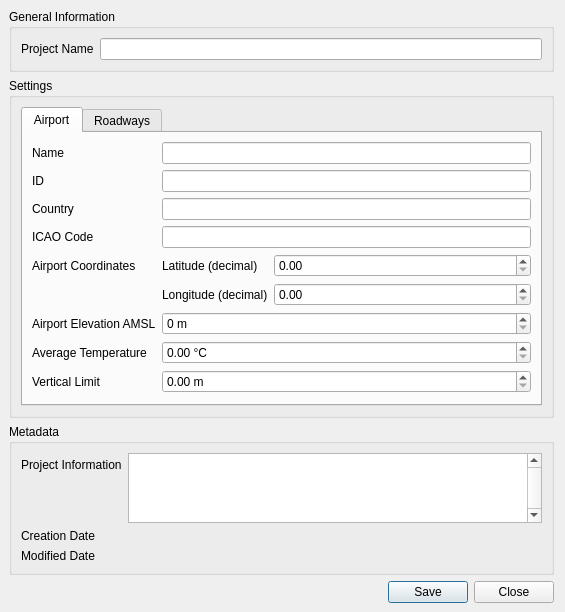
Qt form ui/ui_study_setup.ui (eurocontrol-asu/open_alaqs) before a commit.
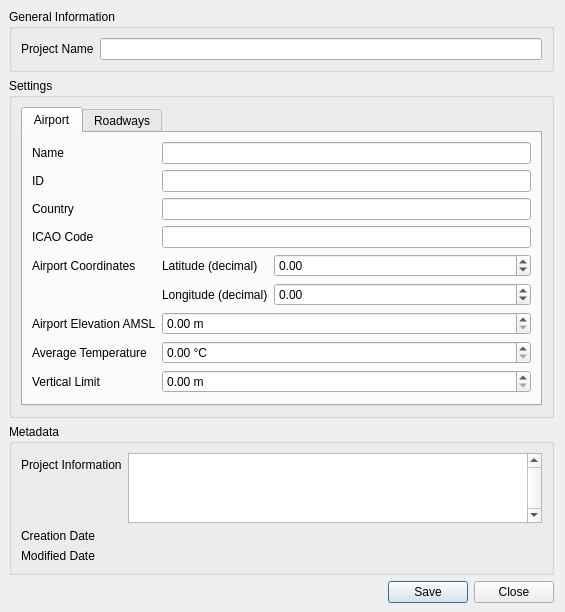
The same form after that commit. Custom widgets are drawn as their Qt base class.

Commit message: Fix maximum value for spin boxes in the project properties dialog

Diff of the .ui file:
```diff
--- a/ui/ui_study_setup.ui
+++ b/ui/ui_study_setup.ui
@@ -185,6 +185,12 @@
                   <verstretch>0</verstretch>
                  </sizepolicy>
                 </property>
+                <property name="minimum">
+                 <double>-90.0</double>                 
+                </property>
+                <property name="maximum">
+                 <double>90.0</double>                 
+                </property>
                 <property name="showClearButton" stdset="0">
                  <bool>false</bool>
                 </property>
@@ -205,6 +211,12 @@
                   <verstretch>0</verstretch>
                  </sizepolicy>
                 </property>
+                <property name="minimum">
+                 <double>-180.0</double>                 
+                </property>
+                <property name="maximum">
+                 <double>180.0</double>                 
+                </property>
                 <property name="showClearButton" stdset="0">
                  <bool>false</bool>
                 </property>
@@ -220,13 +232,16 @@
              </widget>
             </item>
             <item row="5" column="1">
-             <widget class="QgsSpinBox" name="spinBoxAirportElevation">
+             <widget class="QgsDoubleSpinBox" name="spinBoxAirportElevation">
               <property name="sizePolicy">
                <sizepolicy hsizetype="Expanding" vsizetype="Fixed">
                <horstretch>0</horstretch>
                <verstretch>0</verstretch>
               </sizepolicy>
               </property>
+              <property name="maximum">
+               <double>999999.99999</double>
+              </property>
               <property name="suffix">
                <string> m</string>
               </property>
```
Left out of the diff: 3 changed lines with no effect on the pictures.
